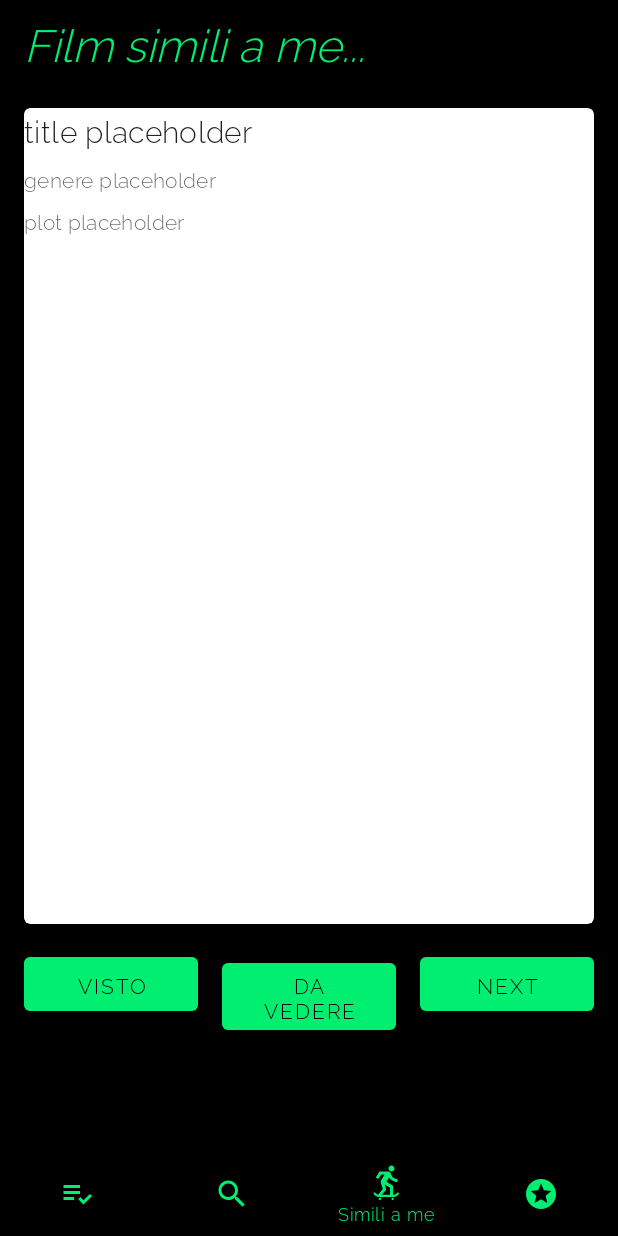
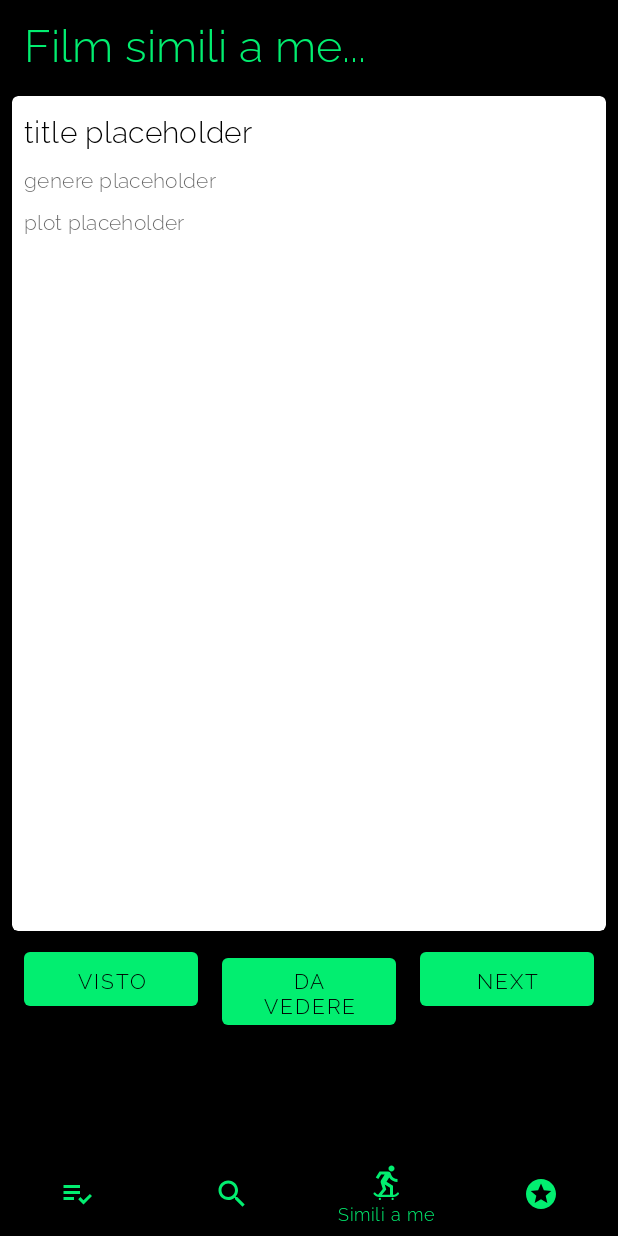
Before and after one commit to Bessy99/PopTheMovieProject, an Android app: the SimilarMovieFragment screen opened through its navigation route, on a phone screen of 412 x 824 dp. Run offline under Robolectric (Android 15) with nearby library versions, the phone set to English and light mode, and no system bars; our stand-ins replace Picasso, navigation-ui; pictures from the network do not load; Roboto replaces fonts that are not available here; 3 statements that could not run were skipped.

Commit message:
Altre modifiche varie al layout

```diff
--- a/app/src/main/res/layout/card_dettaglio.xml
+++ b/app/src/main/res/layout/card_dettaglio.xml
@@ -16,7 +16,8 @@
         <LinearLayout
             android:layout_width="match_parent"
             android:layout_height="match_parent"
-            android:orientation="vertical">
+            android:orientation="vertical"
+            android:layout_margin="8dp">
         <!-- Media -->
         <ImageView
             android:id="@+id/posterImageViewDettaglio"
--- a/app/src/main/res/layout/fragment_out_of_the_box_movie.xml
+++ b/app/src/main/res/layout/fragment_out_of_the_box_movie.xml
@@ -14,12 +14,12 @@
             android:layout_width="match_parent"
             android:layout_height="0dp"
             android:layout_weight="80"
-            android:layout_margin="16dp"
             >
             <LinearLayout
                 android:layout_width="match_parent"
                 android:layout_height="match_parent"
-                android:orientation="vertical">
+                android:orientation="vertical"
+                android:layout_margin="8dp">
                 <!-- Media -->
                 <ImageView
                     android:id="@+id/posterImageViewOTB"
--- a/app/src/main/res/layout/fragment_similar_movie.xml
+++ b/app/src/main/res/layout/fragment_similar_movie.xml
@@ -6,20 +6,20 @@
         android:layout_height="match_parent"
         android:orientation="vertical"
         android:padding="8dp"
-        tools:context=".SimilarMovieFragment"
-        android:weightSum="100">
+        android:weightSum="100"
+        tools:context=".SimilarMovieFragment">
 
         <com.google.android.material.card.MaterialCardView
             android:id="@+id/cardMovieSimilar"
             android:layout_width="match_parent"
             android:layout_height="0dp"
-            android:layout_margin="8dp"
             android:layout_weight="80"
             >
             <LinearLayout
                 android:layout_width="match_parent"
                 android:layout_height="match_parent"
-                android:orientation="vertical">
+                android:orientation="vertical"
+                android:layout_margin="8dp">
                 <!-- Media -->
                 <ImageView
                     android:id="@+id/posterImageViewSimilar"
--- a/app/src/main/res/values/strings.xml
+++ b/app/src/main/res/values/strings.xml
@@ -6,4 +6,6 @@
     <string name="toolbarLabel_similar">Film simili a me...</string>
     <string name="toolbarLabel_search">"Cerca un nuovo film..."</string>
     <string name="toolbarLabel_listeUtente">"Le mie liste  "</string>
+    <string name="film_da_vedere_liste_utente">Film da vedere</string>
+    <string name="film_visti_liste_utente">Film visti</string>
 </resources>
--- a/app/src/main/res/values/themes.xml
+++ b/app/src/main/res/values/themes.xml
@@ -15,6 +15,7 @@
         <item name="windowActionBar">false</item>
         <item name="windowNoTitle">true</item>
         <item name="android:fontFamily">@font/raleway_light</item>
+        <item name="android:textColor">?attr/colorSecondary</item>
     </style>
 
     <style name="ToolbarStyle">
@@ -33,7 +34,6 @@
     </style>
 
     <style name="ToolbarTitleTextAppearance" parent="TextAppearance.Widget.AppCompat.Toolbar.Title">
-        <item name="android:textStyle">italic</item>
         <item name="android:fontFamily">@font/kaushan_script</item>
         <item name="android:textSize">30dp</item>
 
@@ -48,6 +48,7 @@
     <style name="TextOnSecondaryTheme">
         <item name="android:textColor">?colorPrimary</item>
         <item name="android:textSize">20sp</item>
+        <item name="android:textStyle">bold</item>
     </style>
 
 
```
Also changed, not shown: app/src/main/res/layout/fragment_liste_utente.xml (+7 -8 lines), app/src/main/res/layout/item_movie.xml (+12 -11 lines).
